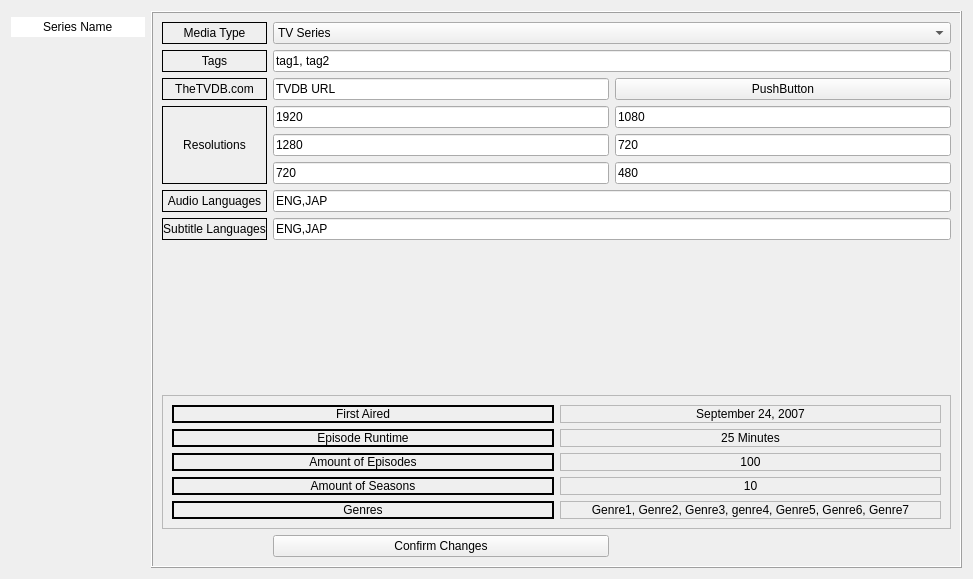
Qt form toktokkie/ui/qt/qt_designer/tv_series_config.ui (namboy94/toktokkie) before a commit.
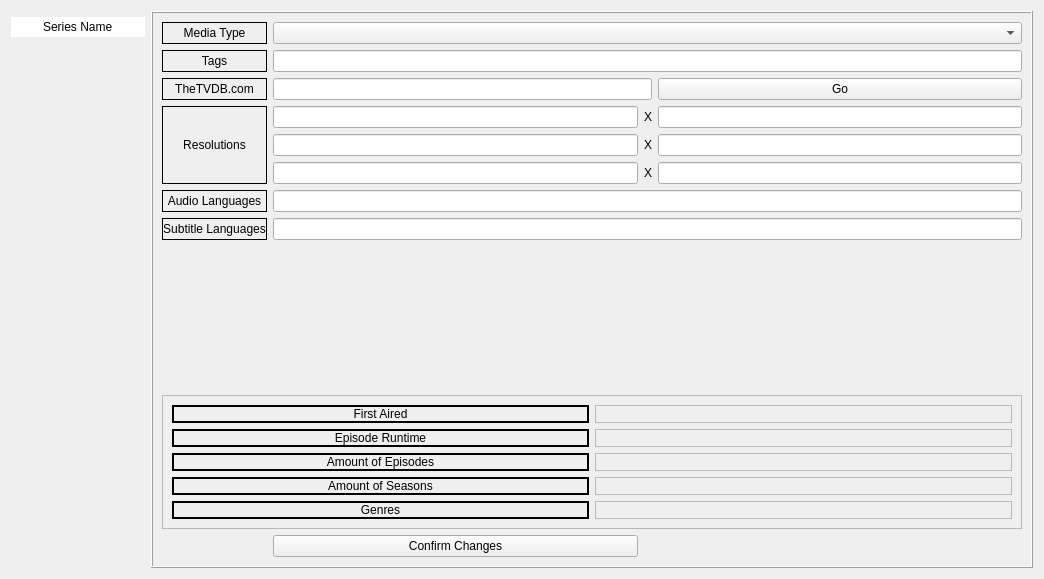
The same form after that commit. Icons and pictures are not drawn.

What changed in the file:
```diff
--- a/toktokkie/ui/qt/qt_designer/tv_series_config.ui
+++ b/toktokkie/ui/qt/qt_designer/tv_series_config.ui
@@ -6,7 +6,7 @@
    <rect>
     <x>0</x>
     <y>0</y>
-    <width>973</width>
+    <width>1044</width>
     <height>579</height>
    </rect>
   </property>
@@ -93,7 +93,7 @@
         </property>
        </widget>
       </item>
-      <item row="9" column="0" colspan="3">
+      <item row="9" column="0" colspan="4">
        <widget class="QFrame" name="frame_2">
         <property name="frameShape">
          <enum>QFrame::StyledPanel</enum>
@@ -108,7 +108,7 @@
             <enum>QFrame::StyledPanel</enum>
            </property>
            <property name="text">
-            <string>100</string>
+            <string/>
            </property>
            <property name="alignment">
             <set>Qt::AlignCenter</set>
@@ -160,7 +160,7 @@
             <enum>QFrame::StyledPanel</enum>
            </property>
            <property name="text">
-            <string>Genre1, Genre2, Genre3, genre4, Genre5, Genre6, Genre7</string>
+            <string/>
            </property>
            <property name="alignment">
             <set>Qt::AlignCenter</set>
@@ -189,7 +189,7 @@
             <enum>QFrame::StyledPanel</enum>
            </property>
            <property name="text">
-            <string>10</string>
+            <string/>
            </property>
            <property name="alignment">
             <set>Qt::AlignCenter</set>
@@ -202,7 +202,7 @@
             <enum>QFrame::StyledPanel</enum>
            </property>
            <property name="text">
-            <string>September 24, 2007</string>
+            <string/>
            </property>
            <property name="alignment">
             <set>Qt::AlignCenter</set>
@@ -215,7 +215,7 @@
             <enum>QFrame::StyledPanel</enum>
            </property>
            <property name="text">
-            <string>25 Minutes</string>
+            <string/>
            </property>
            <property name="alignment">
             <set>Qt::AlignCenter</set>
@@ -238,17 +238,17 @@
         </layout>
        </widget>
       </item>
-      <item row="5" column="2">
+      <item row="5" column="3">
        <widget class="QLineEdit" name="resolution_three_edit_y">
         <property name="text">
-         <string>480</string>
+         <string/>
         </property>
        </widget>
       </item>
-      <item row="1" column="1" colspan="2">
+      <item row="1" column="1" colspan="3">
        <widget class="QLineEdit" name="tags_edit">
         <property name="text">
-         <string>tag1, tag2</string>
+         <string/>
         </property>
        </widget>
       </item>
@@ -265,45 +265,31 @@
         </property>
        </widget>
       </item>
-      <item row="6" column="1" colspan="2">
+      <item row="6" column="1" colspan="3">
        <widget class="QLineEdit" name="audio_language_edit">
         <property name="text">
-         <string>ENG,JAP</string>
+         <string/>
         </property>
        </widget>
       </item>
       <item row="3" column="1">
        <widget class="QLineEdit" name="resolution_one_edit_x">
         <property name="text">
-         <string>1920</string>
+         <string/>
         </property>
        </widget>
       </item>
       <item row="5" column="1">
        <widget class="QLineEdit" name="resolution_three_edit_x">
         <property name="text">
-         <string>720</string>
+         <string/>
         </property>
        </widget>
       </item>
-      <item row="2" column="1">
-       <widget class="QLineEdit" name="tvdb_url_edit">
-        <property name="text">
-         <string>TVDB URL</string>
-        </property>
-       </widget>
-      </item>
-      <item row="3" column="2">
+      <item row="3" column="3">
        <widget class="QLineEdit" name="resolution_one_edit_y">
         <property name="text">
-         <string>1080</string>
-        </property>
-       </widget>
-      </item>
-      <item row="4" column="2">
-       <widget class="QLineEdit" name="resolution_two_edit_y">
-        <property name="text">
-         <string>720</string>
+         <string/>
         </property>
        </widget>
       </item>
@@ -320,13 +306,14 @@
         </property>
        </widget>
       </item>
-      <item row="0" column="1" colspan="2">
-       <widget class="QComboBox" name="media_type_combo_box">
-        <item>
-         <property name="text">
-          <string>TV Series</string>
-         </property>
-        </item>
+      <item row="0" column="1" colspan="3">
+       <widget class="QComboBox" name="media_type_combo_box"/>
+      </item>
+      <item row="4" column="3">
+       <widget class="QLineEdit" name="resolution_two_edit_y">
+        <property name="text">
+         <string/>
+        </property>
        </widget>
       </item>
       <item row="3" column="0" rowspan="3">
@@ -342,10 +329,10 @@
         </property>
        </widget>
       </item>
-      <item row="2" column="2">
+      <item row="2" column="3">
        <widget class="QPushButton" name="pushButton">
         <property name="text">
-         <string>PushButton</string>
+         <string>Go</string>
         </property>
        </widget>
       </item>
@@ -375,30 +362,10 @@
         </property>
        </widget>
       </item>
-      <item row="7" column="1" colspan="2">
+      <item row="7" column="1" colspan="3">
        <widget class="QLineEdit" name="subtitle_language_edit">
         <property name="text">
-         <string>ENG,JAP</string>
-        </property>
-       </widget>
-      </item>
-      <item row="7" column="0">
-       <widget class="QLabel" name="label_7">
-        <property name="frameShape">
-         <enum>QFrame::Box</enum>
-        </property>
-        <property name="text">
-         <string>Subtitle Languages</string>
-        </property>
-        <property name="alignment">
-         <set>Qt::AlignCenter</set>
-        </property>
-       </widget>
-      </item>
-      <item row="4" column="1">
-       <widget class="QLineEdit" name="resolution_two_edit_x">
-        <property name="text">
-         <string>1280</string>
+         <string/>
         </property>
        </widget>
       </item>
@@ -415,6 +382,63 @@
         </property>
        </spacer>
       </item>
+      <item row="7" column="0">
+       <widget class="QLabel" name="label_7">
+        <property name="frameShape">
+         <enum>QFrame::Box</enum>
+        </property>
+        <property name="text">
+         <string>Subtitle Languages</string>
+        </property>
+        <property name="alignment">
+         <set>Qt::AlignCenter</set>
+        </property>
+       </widget>
+      </item>
+      <item row="4" column="1">
+       <widget class="QLineEdit" name="resolution_two_edit_x">
+        <property name="text">
+         <string/>
+        </property>
+       </widget>
+      </item>
+      <item row="3" column="2">
+       <widget class="QLabel" name="label">
+        <property name="text">
+         <string>X</string>
+        </property>
+        <property name="alignment">
+         <set>Qt::AlignCenter</set>
+        </property>
+       </widget>
+      </item>
+      <item row="4" column="2">
+       <widget class="QLabel" name="label_9">
+        <property name="text">
+         <string>X</string>
+        </property>
+        <property name="alignment">
+         <set>Qt::AlignCenter</set>
+        </property>
+       </widget>
+      </item>
+      <item row="5" column="2">
+       <widget class="QLabel" name="label_11">
+        <property name="text">
+         <string>X</string>
+        </property>
+        <property name="alignment">
+         <set>Qt::AlignCenter</set>
+        </property>
+       </widget>
+      </item>
+      <item row="2" column="1" colspan="2">
+       <widget class="QLineEdit" name="tvdb_url_edit">
+        <property name="text">
+         <string/>
+        </property>
+       </widget>
+      </item>
      </layout>
     </widget>
    </item>
```
Left out of the diff: 16 changed lines with no effect on the pictures.
